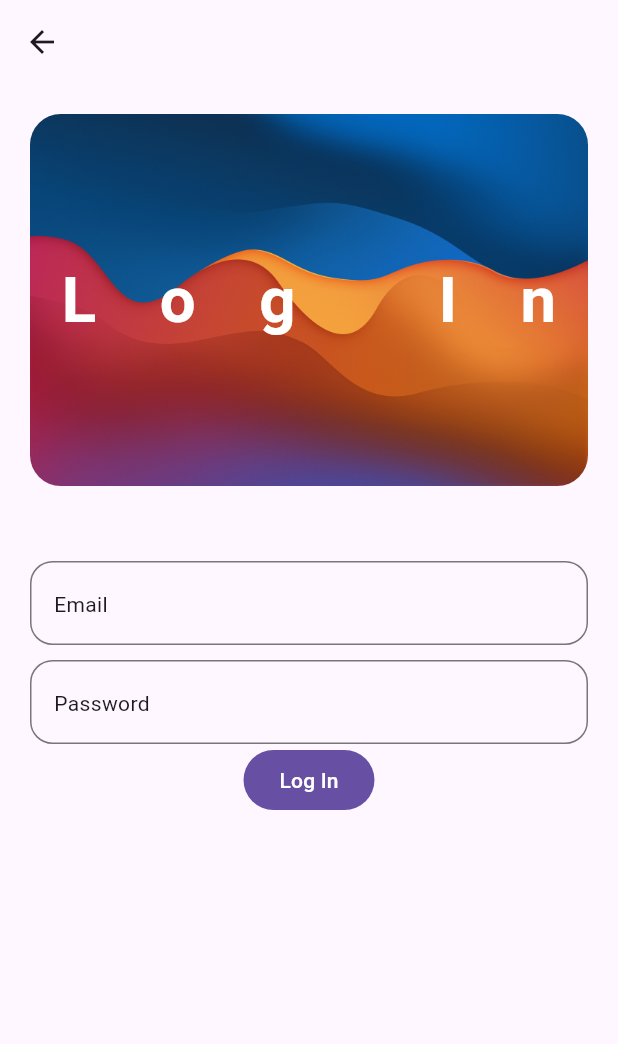
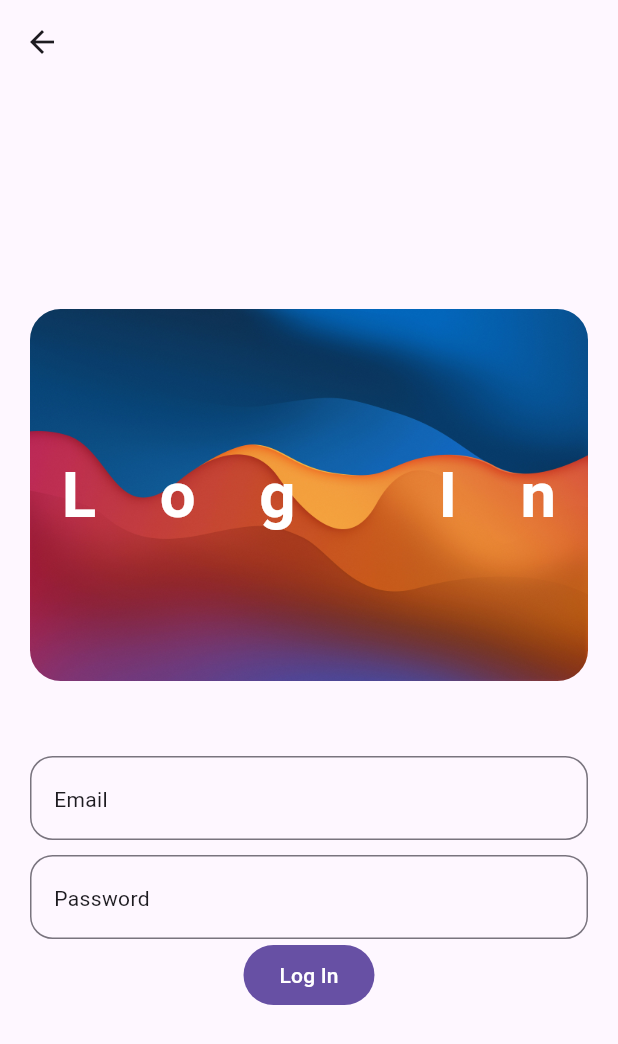
Before and after one commit to Metkkka/FlutterExe, a Flutter app: the screen it shows after launch, after a tap on "Log In", on a phone screen of 412 x 824 dp. Shown: the top 1044 px of the screen. Run offline on Flutter 3.47's test engine with Material 3 defaults, Android fonts, the light colour scheme and no system bars; our stand-ins replace logger; missing offline and left inert: flutter_adaptive_buttons.

Commit message:
Login updates

```diff
--- a/lib/main.dart
+++ b/lib/main.dart
@@ -1,9 +1,6 @@
-//
-import 'package:flutter/cupertino.dart';
 import 'package:flutter/material.dart';
 import 'package:metkaexeflutter/data/notifiers.dart';
 import 'package:metkaexeflutter/pages/welcome_page.dart';
-import 'package:metkaexeflutter/views/widget_tree.dart';
 //
 // void main() {
 //   runApp(const MyApp());
--- a/lib/pages/login_page.dart
+++ b/lib/pages/login_page.dart
@@ -1,4 +1,7 @@
+import 'dart:developer';
+
 import 'package:flutter/material.dart';
+import 'package:logger/logger.dart';
 import 'package:metkaexeflutter/views/widget_tree.dart';
 import 'package:metkaexeflutter/widget/hero_widget.dart';
 
@@ -11,6 +14,8 @@ class LoginPage extends StatefulWidget {
 
 class _LoginPageState extends State<LoginPage> {
 
+  var log = Logger();
+
   TextEditingController emailController = TextEditingController();
   TextEditingController passwordController = TextEditingController();
 
@@ -21,7 +26,7 @@ class _LoginPageState extends State<LoginPage> {
   void initState() {
     //WHEN STARTING THE PAGE
     //RUNS BEFORE BUILD
-    print('init state');
+    log.e('init state');
     super.initState();
   }
 
@@ -37,9 +42,10 @@ class _LoginPageState extends State<LoginPage> {
   Widget build(BuildContext context) {
     return Scaffold(
       appBar: AppBar(
-
       ),
-      body: Padding(
+      body: Center(
+        child: SingleChildScrollView(
+          child: Padding(
             padding: const EdgeInsets.all(20.0),
             child: Column(
               children: [
@@ -87,18 +93,21 @@ class _LoginPageState extends State<LoginPage> {
               ],
             ),
           ),
+        ),
+      ),
     );
   }
 
   void onLoginPressed() {
     if(email == emailController.text && password == passwordController.text) {
-      Navigator.pushReplacement(
+      Navigator.pushAndRemoveUntil(
           context,
           MaterialPageRoute(
               builder: (context) {
                 return WidgetTree();
               }
-          )
+          ),
+          (route) => false
       );
     } else {
 
--- a/lib/pages/settings_page.dart
+++ b/lib/pages/settings_page.dart
@@ -135,10 +135,12 @@ class _SettingsPageState extends State<SettingsPage> {
                 )
             ),
             onTap: () {
-              Navigator.pushReplacement(
+              Navigator.pushAndRemoveUntil(
                   context, MaterialPageRoute(builder: (context) {
                 return WelcomePage();
-              })
+              }
+              ),
+                      (route) => false
               );
             },
           )
--- a/lib/pages/welcome_page.dart
+++ b/lib/pages/welcome_page.dart
@@ -1,6 +1,5 @@
 import 'package:flutter/material.dart';
 import 'package:metkaexeflutter/pages/login_page.dart';
-import 'package:metkaexeflutter/views/widget_tree.dart';
 import 'package:metkaexeflutter/widget/hero_widget.dart';
 
 class WelcomePage extends StatelessWidget {
@@ -10,6 +9,7 @@ class WelcomePage extends StatelessWidget {
   Widget build(BuildContext context) {
     return Scaffold(
       body: Center(
+        child: SingleChildScrollView(
             child: Column(
               mainAxisAlignment: MainAxisAlignment.center,
               children: [
@@ -28,6 +28,7 @@ class WelcomePage extends StatelessWidget {
               ],
             ),
         ),
+      ),
     );
   }
 }
--- a/lib/views/widget_tree.dart
+++ b/lib/views/widget_tree.dart
@@ -3,7 +3,6 @@ import 'package:metkaexeflutter/data/notifiers.dart';
 import 'package:metkaexeflutter/pages/home_page.dart';
 import 'package:metkaexeflutter/pages/profile_page.dart';
 import 'package:metkaexeflutter/pages/settings_page.dart';
-import 'package:metkaexeflutter/pages/welcome_page.dart';
 
 import '../widget/navbar_widget.dart';
 
--- a/pubspec.yaml
+++ b/pubspec.yaml
@@ -35,6 +35,7 @@ dependencies:
   # Use with the CupertinoIcons class for iOS style icons.
   cupertino_icons: ^1.0.8
   flutter_adaptive_buttons: ^0.0.1
+  logger: ^2.7.0
 
 dev_dependencies:
   flutter_test:
```
Also changed, not shown: pubspec.lock. Lines whose indentation alone changed are shown as unchanged.
